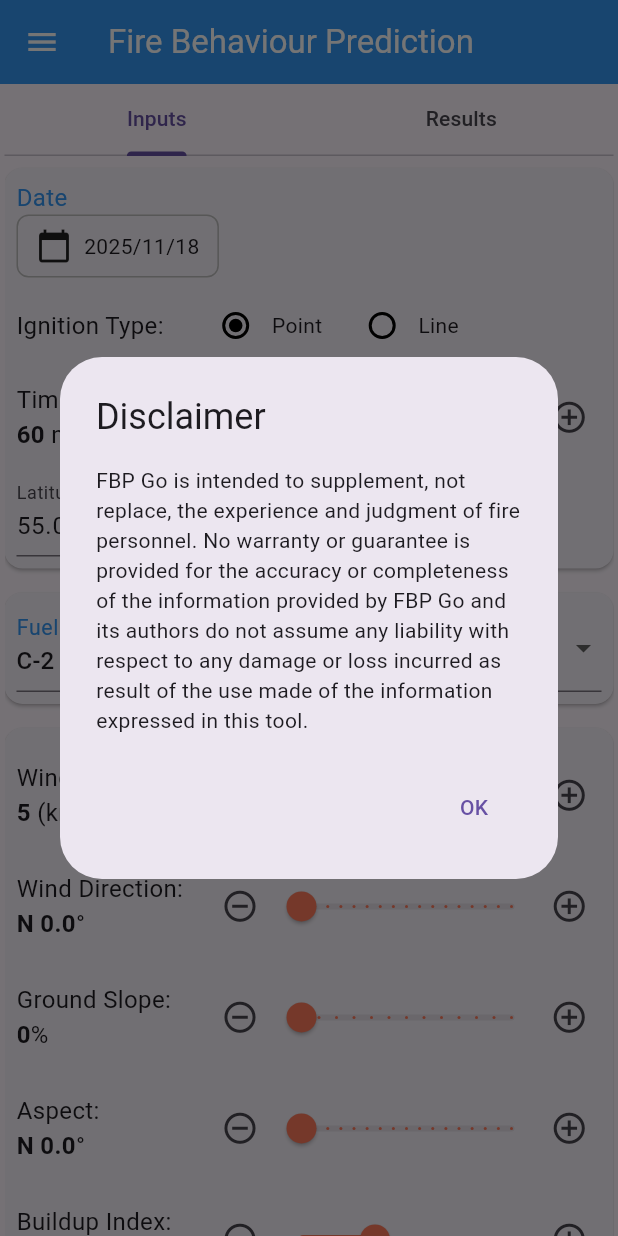
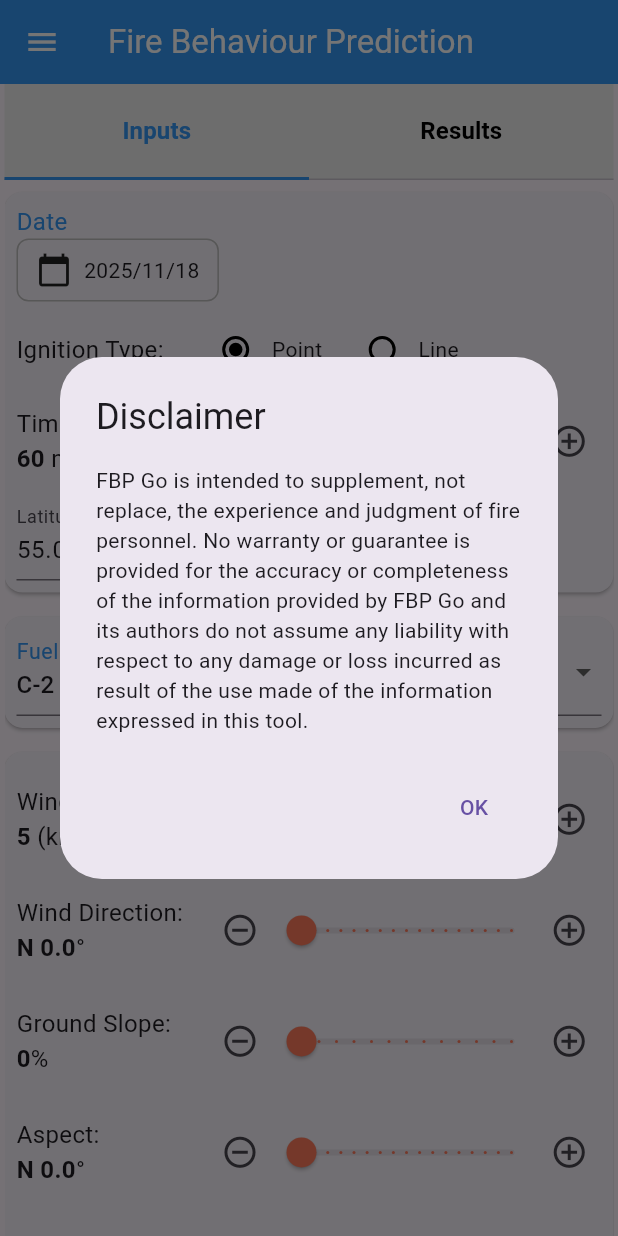
Before and after one commit to bcgov/fbp-go, a Flutter app: the screen it shows after launch, on a phone screen of 412 x 824 dp. Run offline on Flutter 3.47's test engine with Material 3 defaults, Android fonts, the phone set to English and light mode, and no system bars; our stand-ins replace geolocator, permission_handler, shared_preferences.

Commit message:
tab style

```diff
--- /dev/null
+++ b/lib/colors.dart
@@ -0,0 +1,4 @@
+import 'package:flutter/material.dart';
+
+final Color primaryColour = Color.fromARGB(255, 53, 150, 243);
+final Color tabBackgroundColour = Colors.grey[200]!;
--- a/lib/fbp_advanced.dart
+++ b/lib/fbp_advanced.dart
@@ -26,6 +26,7 @@ import 'fbp_results.dart';
 import 'fire.dart';
 import 'fire_widgets.dart';
 import 'basic_input.dart';
+import 'colors.dart';
 import 'global.dart';
 import 'ignition_type.dart';
 import 'coordinate_picker.dart';
@@ -343,11 +344,29 @@ class AdvancedFireBehaviourPredictionFormState
       initialIndex: 0,
       child: Column(
         children: [
-          TabBar(
-            tabs: [
-              Tab(text: 'Inputs'),
-              Tab(text: 'Results'),
-            ],
+          Container(
+            color: tabBackgroundColour,
+            child: TabBar(
+              indicatorSize: TabBarIndicatorSize.tab,
+              indicatorColor: primaryColour,
+              labelColor: primaryColour,
+              unselectedLabelColor: Colors.black,
+              labelPadding: const EdgeInsets.symmetric(vertical: 8),
+              tabs: [
+                Tab(
+                  child: Text(
+                    'Inputs',
+                    style: TextStyle(fontSize: 16, fontWeight: FontWeight.bold),
+                  ),
+                ),
+                Tab(
+                  child: Text(
+                    'Results',
+                    style: TextStyle(fontSize: 16, fontWeight: FontWeight.bold),
+                  ),
+                ),
+              ],
+            ),
           ),
           Expanded(
             child: TabBarView(
--- a/lib/main.dart
+++ b/lib/main.dart
@@ -23,6 +23,7 @@ import 'fbp_advanced.dart';
 import 'package:flutter/material.dart';
 import 'cffdrs/fire_behaviour_prediction.dart';
 import 'fmc.dart';
+import 'colors.dart';
 
 void main() => runApp(const MyApp());
 
@@ -144,7 +145,7 @@ class HomePageState extends State<HomePage> {
     }
     return Scaffold(
       appBar: AppBar(
-        backgroundColor: Color.fromARGB(255, 53, 150, 243),
+        backgroundColor: primaryColour,
         foregroundColor: Color.fromARGB(255, 255, 255, 255),
         title: Text(_getSectionText()),
       ),
```
